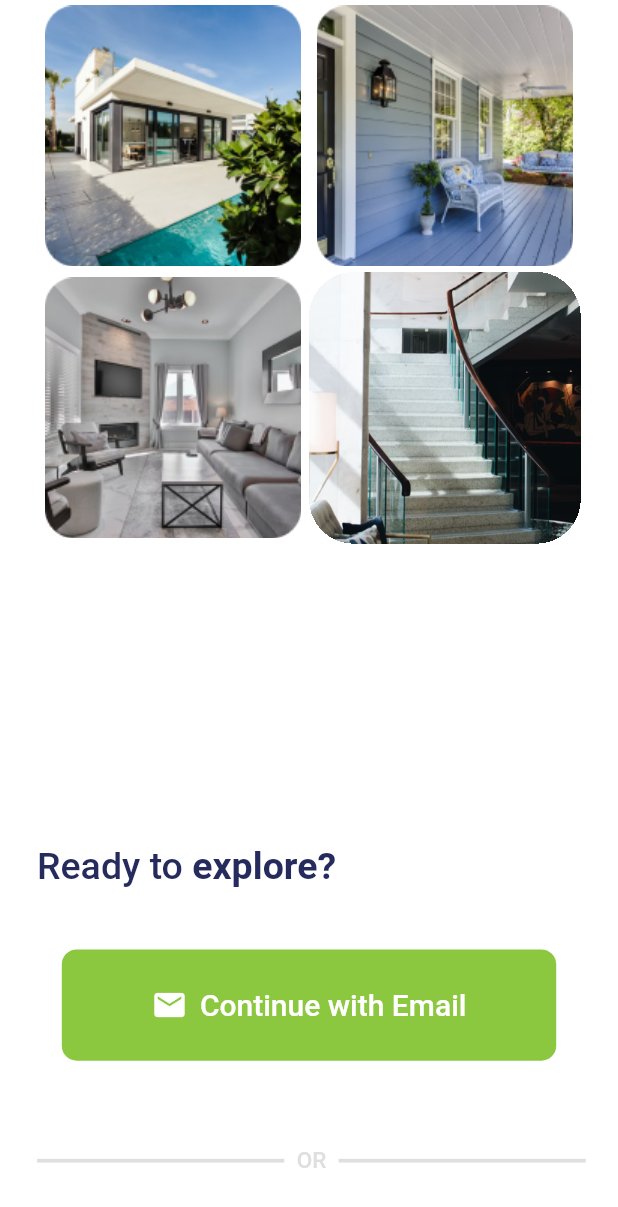
After one commit to H-A-Group/NewRealty, a Flutter app: the SignInScreen screen opened directly, on a phone screen of 412 x 824 dp. The commit adds this screen. Shown: the top 1207 px of the screen. Run offline on Flutter 3.47's test engine with Material 2 defaults, Android fonts, the phone set to English and light mode, and no system bars; our stand-ins replace flutter_svg, smooth_page_indicator; missing offline and left inert: icon_broken.

Commit message:
sign_in & buttons

```diff
--- /dev/null
+++ b/lib/presentation/screens/sign_in.dart
@@ -0,0 +1,119 @@
+import 'package:flutter/material.dart';
+import 'package:real_estate/core/utils/app_colors.dart';
+import 'package:real_estate/core/utils/media_query_values.dart';
+import 'package:real_estate/presentation/widgets/start_button.dart';
+
+class SignInScreen extends StatelessWidget {
+  const SignInScreen({super.key});
+
+  @override
+  Widget build(BuildContext context) {
+    return Scaffold(
+      body: Padding(
+        padding: EdgeInsets.only(
+            right: context.height * 0.03, left: context.height * 0.03),
+        child: Column(
+          mainAxisAlignment: MainAxisAlignment.center,
+          children: [
+            Expanded(
+              child: GridView.count(
+                crossAxisCount: 2,
+                children: [
+                  Container(
+                      clipBehavior: Clip.hardEdge,
+                      width: 20,
+                      height: 20,
+                      decoration: BoxDecoration(
+                        borderRadius: BorderRadius.circular(30),
+                      ),
+                      child: Image.asset("assets/images/login1.png")),
+                  Container(
+                      clipBehavior: Clip.hardEdge,
+                      width: 20,
+                      height: 20,
+                      decoration: BoxDecoration(
+                          borderRadius: BorderRadius.circular(30)),
+                      child: Image.asset("assets/images/login2.png")),
+                  Container(
+                      clipBehavior: Clip.hardEdge,
+                      width: 20,
+                      height: 20,
+                      decoration: BoxDecoration(
+                          borderRadius: BorderRadius.circular(30)),
+                      child: Image.asset("assets/images/login3.png")),
+                  Container(
+                      clipBehavior: Clip.hardEdge,
+                      width: 20,
+                      height: 20,
+                      decoration: BoxDecoration(
+                          borderRadius: BorderRadius.circular(30)),
+                      child: Image.asset(
+                        "assets/images/splash_image.png",
+                        fit: BoxFit.cover,
+                      )),
+                ],
+              ),
+            ),
+            Row(
+              children: [
+                Text(
+                  "Ready to ",
+                  style: Theme.of(context)
+                      .textTheme
+                      .bodyMedium!
+                      .copyWith(color: AppColors.darkBlue, fontSize: 25),
+                ),
+                Text(
+                  "explore?",
+                  style: Theme.of(context).textTheme.bodyMedium!.copyWith(
+                        color: AppColors.darkBlue,
+                        fontWeight: FontWeight.bold,
+                        fontSize: 25,
+                      ),
+                ),
+              ],
+            ),
+            SizedBox(height: context.height * 0.05),
+            StartButton(
+              text: "Continue with Email",
+              width: context.width * 0.8,
+              height: context.height * 0.09,
+              onTap: () {},
+              icon: Icons.email,
+            ),
+            SizedBox(height: context.height * 0.05),
+            Row(
+              mainAxisAlignment: MainAxisAlignment.center,
+              children: [
+                Container(
+                  height: context.height * 0.00300,
+                  width: context.width * 0.4,
+                  color: AppColors.grey,
+                ),
+                SizedBox(
+                  width: context.width * 0.02,
+                ),
+                Text(
+                  "OR",
+                  style: Theme.of(context).textTheme.bodyMedium!.copyWith(
+                        color: AppColors.grey,
+                        fontSize: 15,
+                      ),
+                ),
+                SizedBox(
+                  width: context.width * 0.02,
+                ),
+                Container(
+                  height: context.height * 0.00300,
+                  width: context.width * 0.4,
+                  color: AppColors.grey,
+                )
+              ],
+            ),
+            SizedBox(height: context.height * 0.05),
+          ],
+        ),
+      ),
+    );
+  }
+}
--- a/lib/presentation/widgets/signin_buttons.dart
+++ b/lib/presentation/widgets/signin_buttons.dart
@@ -3,6 +3,7 @@
 import 'package:flutter_svg/flutter_svg.dart';
 import 'package:real_estate/core/utils/app_colors.dart';
 import 'package:real_estate/core/utils/media_query_values.dart';
+import 'package:real_estate/presentation/widgets/formfilds.dart';
 
 Widget buildSigninButtons (BuildContext context)=>  Column(
   children: [
@@ -71,7 +72,9 @@ Widget buildSigninButtons (BuildContext context)=>  Column(
                       fontWeight: FontWeight.bold,
                       fontSize: 15
 
-                    ),))
+                    ),)),
+
+
                   ],
                 ),
   ],
```
